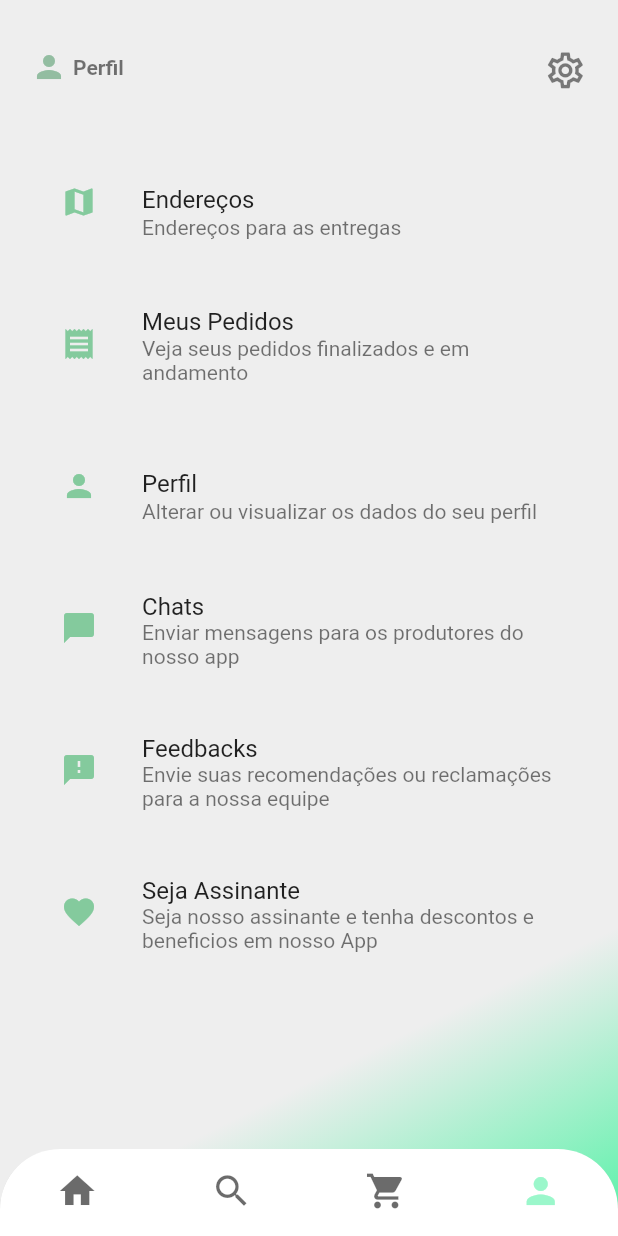
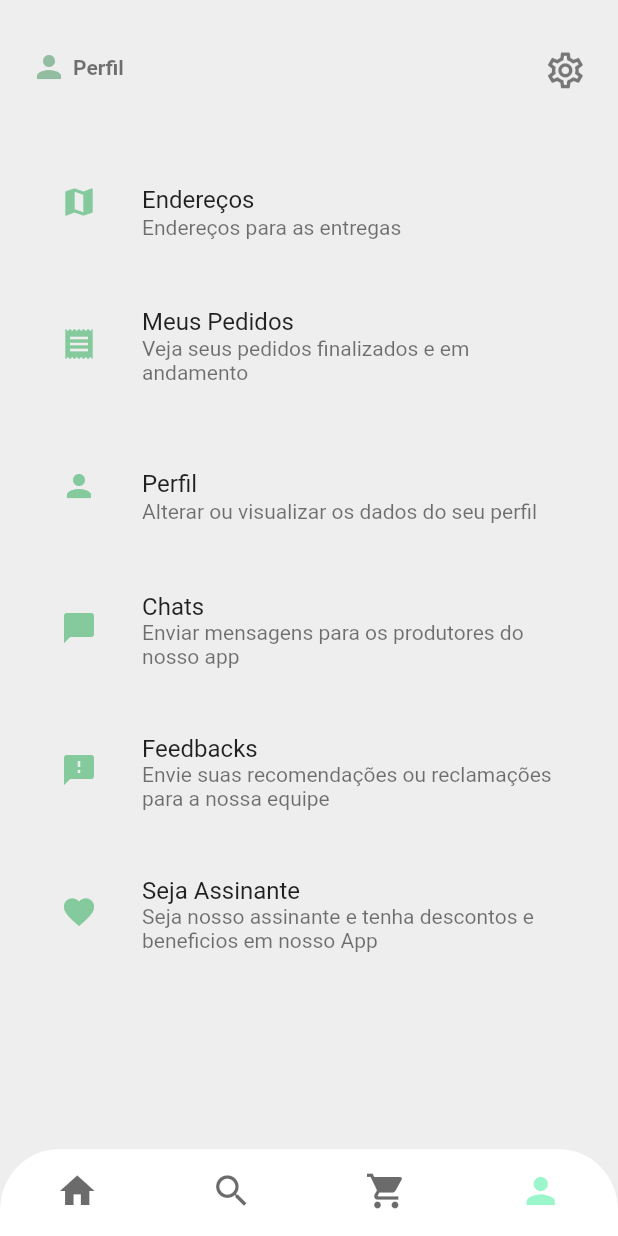
Before and after one commit to Kzrtt/projeto_organicos, a Flutter app: the HomeTab screen opened by its route, item 4 of the bottom bar chosen, after a tap on the "settings" icon, on a phone screen of 412 x 824 dp. Run offline on Flutter 3.47's test engine with Material 2 defaults, Android fonts, the phone set to English and light mode, and no system bars; our stand-ins replace flutter_svg; missing offline and left inert: side_sheet.

Commit message:
concertando navegação entre telas

```diff
--- a/lib/screens/homeScreen.dart
+++ b/lib/screens/client/homeScreen.dart
@@ -16,17 +16,7 @@ class _HomeScreenState extends State<HomeScreen> {
     return LayoutBuilder(
       builder: (context, constraints) {
         return Container(
-          decoration: const BoxDecoration(
-            gradient: LinearGradient(
-              begin: Alignment.topLeft,
-              stops: [0.7, 1],
-              end: Alignment.bottomRight,
-              colors: [
-                Color.fromRGBO(238, 238, 238, 1),
-                Color.fromRGBO(83, 242, 166, 1),
-              ],
-            ),
-          ),
+          color: Color.fromRGBO(238, 238, 238, 1),
           child: SingleChildScrollView(
             child: SizedBox(
               height: constraints.maxHeight * 1.2,
--- a/lib/screens/homeTab.dart
+++ b/lib/screens/client/homeTab.dart
@@ -2,11 +2,14 @@ import 'package:flutter/cupertino.dart';
 import 'package:flutter/material.dart';
 import 'package:flutter/src/foundation/key.dart';
 import 'package:flutter/src/widgets/framework.dart';
-import 'package:projeto_organicos/screens/cartScreen.dart';
-import 'package:projeto_organicos/screens/homeScreen.dart';
-import 'package:projeto_organicos/screens/profileScreen.dart';
-import 'package:projeto_organicos/screens/searchScreen.dart';
+import 'package:projeto_organicos/screens/client/adressScreen.dart';
+import 'package:projeto_organicos/screens/client/cartScreen.dart';
+import 'package:projeto_organicos/screens/client/homeScreen.dart';
+import 'package:projeto_organicos/screens/client/profileScreen.dart';
+import 'package:projeto_organicos/screens/client/searchScreen.dart';
 import 'package:projeto_organicos/utils/appRoutes.dart';
+import 'package:projeto_organicos/utils/globalVariable.dart';
+import 'package:provider/provider.dart';
 
 class HomeTab extends StatefulWidget {
   const HomeTab({Key? key}) : super(key: key);
@@ -17,13 +20,38 @@ class HomeTab extends StatefulWidget {
 
 class _HomeTabState extends State<HomeTab> {
   int _currentIndex = 0;
-  //lista com as páginas que irão ser abertas dentro do body deste widget
-  final List<Widget> _screens = const [
+  int _tab = 0;
+  final globalVariable = GlobalVariable();
+
+  void changePage(int tabIndex) {
+    setState(() {
+      globalVariable.tabValue = tabIndex;
+    });
+  }
+
+  late final List<Widget> _baseScreens = [
     HomeScreen(),
     SearchScreen(),
     CartScreen(),
-    ProfileScreen(),
+    ProfileScreen(callbackFunction: changePage),
+    AdressScreen(),
   ];
+
+  final List<Widget> _childScreens = const [
+    AdressScreen(),
+  ];
+
+  Widget _buildBody(int tabIndex, List baseScreens, List childScreens) {
+    return Consumer<GlobalVariable>(
+      builder: ((context, globalVariable, child) {
+        if (globalVariable.getTabValue <= 3) {
+          return baseScreens[tabIndex];
+        } else {
+          return childScreens[tabIndex];
+        }
+      }),
+    );
+  }
 
   Widget get bottomNavigationBar {
     return ClipRRect(
@@ -41,7 +69,10 @@ class _HomeTabState extends State<HomeTab> {
         showUnselectedLabels: false,
         type: BottomNavigationBarType.fixed,
         currentIndex: _currentIndex,
-        onTap: (index) => setState((() => _currentIndex = index)),
+        onTap: (index) => setState((() {
+          _currentIndex = index;
+          globalVariable.tabValue = index;
+        })),
         items: const [
           BottomNavigationBarItem(
             icon: Icon(Icons.home),
@@ -72,7 +103,7 @@ class _HomeTabState extends State<HomeTab> {
       backgroundColor: const Color.fromRGBO(238, 238, 238, 1),
       bottomNavigationBar: bottomNavigationBar,
       body: Center(
-        child: _screens[_currentIndex],
+        child: _baseScreens[globalVariable.getTabValue],
       ),
     );
   }
--- a/lib/screens/profileScreen.dart
+++ b/lib/screens/client/profileScreen.dart
@@ -5,11 +5,17 @@ import 'package:flutter/src/widgets/framework.dart';
 import 'package:projeto_organicos/components/profileScreenButton.dart';
 import 'package:projeto_organicos/components/settingsText.dart';
 import 'package:side_sheet/side_sheet.dart';
+import 'package:projeto_organicos/utils/globalVariable.dart';
+import 'package:projeto_organicos/screens/client/homeTab.dart';
 
-import '../components/nameAndIcon.dart';
+import '../../components/nameAndIcon.dart';
 
 class ProfileScreen extends StatefulWidget {
-  const ProfileScreen({Key? key}) : super(key: key);
+  final void Function(int newValue) callbackFunction;
+  const ProfileScreen({
+    Key? key,
+    required this.callbackFunction,
+  }) : super(key: key);
 
   @override
   State<ProfileScreen> createState() => _ProfileScreenState();
@@ -23,17 +29,7 @@ class _ProfileScreenState extends State<ProfileScreen> {
         return Container(
           height: constraints.maxHeight,
           width: constraints.maxWidth,
-          decoration: const BoxDecoration(
-            gradient: LinearGradient(
-              begin: Alignment.topLeft,
-              stops: [0.8, 1],
-              end: Alignment.bottomRight,
-              colors: [
-                Color.fromRGBO(238, 238, 238, 1),
-                Color.fromRGBO(83, 242, 166, 1),
-              ],
-            ),
-          ),
+          color: Color.fromRGBO(238, 238, 238, 1),
           child: Column(
             children: [
               Row(
@@ -140,21 +136,21 @@ class _ProfileScreenState extends State<ProfileScreen> {
                       text: "Endereços",
                       subtext: "Endereços para as entregas",
                       icon: Icons.map,
-                      buttonFunction: () {},
+                      buttonFunction: () => widget.callbackFunction(4),
                     ),
                     ProfileScreenButton(
                       constraints: constraints,
                       text: "Meus Pedidos",
                       subtext: "Veja seus pedidos finalizados e em andamento",
                       icon: Icons.receipt,
-                      buttonFunction: () {},
+                      buttonFunction: () => widget.callbackFunction(5),
                     ),
                     ProfileScreenButton(
                       constraints: constraints,
                       text: "Perfil",
                       subtext: "Alterar ou visualizar os dados do seu perfil",
                       icon: Icons.person,
-                      buttonFunction: () {},
+                      buttonFunction: () => widget.callbackFunction(6),
                     ),
                     ProfileScreenButton(
                       constraints: constraints,
@@ -162,7 +158,7 @@ class _ProfileScreenState extends State<ProfileScreen> {
                       subtext:
                           "Enviar mensagens para os produtores do nosso app",
                       icon: Icons.chat_bubble,
-                      buttonFunction: () {},
+                      buttonFunction: () => widget.callbackFunction(7),
                     ),
                     ProfileScreenButton(
                       constraints: constraints,
@@ -170,7 +166,7 @@ class _ProfileScreenState extends State<ProfileScreen> {
                       subtext:
                           "Envie suas recomendações ou reclamações para a nossa equipe",
                       icon: Icons.feedback,
-                      buttonFunction: () {},
+                      buttonFunction: () => widget.callbackFunction(8),
                     ),
                     ProfileScreenButton(
                       constraints: constraints,
@@ -178,7 +174,7 @@ class _ProfileScreenState extends State<ProfileScreen> {
                       subtext:
                           "Seja nosso assinante e tenha descontos e beneficios em nosso App",
                       icon: Icons.favorite,
-                      buttonFunction: () {},
+                      buttonFunction: () => widget.callbackFunction(9),
                     ),
                   ],
                 ),
--- a/lib/utils/appRoutes.dart
+++ b/lib/utils/appRoutes.dart
@@ -1,8 +1,13 @@
 class AppRoutes {
   static const OPENINGSCREEN = "/";
-  static const HOMESCREEN = "/homescreen";
-  static const SEARCHSCREEN = "/searchscreen";
+  static const HOMESCREEN = "/home-screen";
+  static const SEARCHSCREEN = "/search-screen";
   static const HOMETAB = "/hometab";
-  static const CARTSCREEN = "/cartscreen";
-  static const PROFILESCREEN = "profilescreen";
+  static const CARTSCREEN = "/cart-screen";
+  static const PROFILESCREEN = "profile-screen";
+  static const ADRESSCREEN = "adress-screen";
 }
+
+class ProducerAppRoutes {
+  static const PRODUCERHOMESCREEN = "/producer-home-screen";
+}
--- /dev/null
+++ b/lib/utils/globalVariable.dart
@@ -0,0 +1,14 @@
+import 'package:flutter/cupertino.dart';
+
+class GlobalVariable with ChangeNotifier {
+  int _tabValue = 0;
+
+  //getter para pegar o valor da variavel
+  int get getTabValue => _tabValue;
+
+  //setter para alterar o valor da variavel
+  set tabValue(int newValue) {
+    _tabValue = newValue;
+    notifyListeners();
+  }
+}
```
Also changed, not shown: lib/main.dart (+18 -8 lines), lib/screens/client/adressScreen.dart (added, +17 -0 lines), lib/screens/client/openingScreen.dart (renamed from lib/screens/openingScreen.dart, +18 -6 lines), lib/screens/producer/producerHomeScreen.dart (added, +150 -0 lines), lib/screens/client/cartScreen.dart (renamed from lib/screens/cartScreen.dart), lib/screens/client/searchScreen.dart (renamed from lib/screens/searchScreen.dart).
